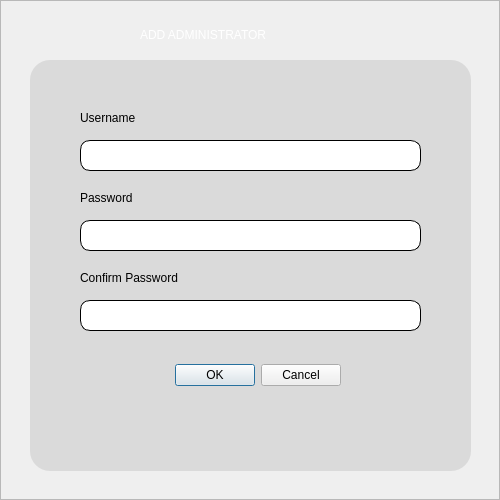
Qt form ui/addAdmin.ui (HimoJCode/Automated-Attendance-Tracking) before a commit.
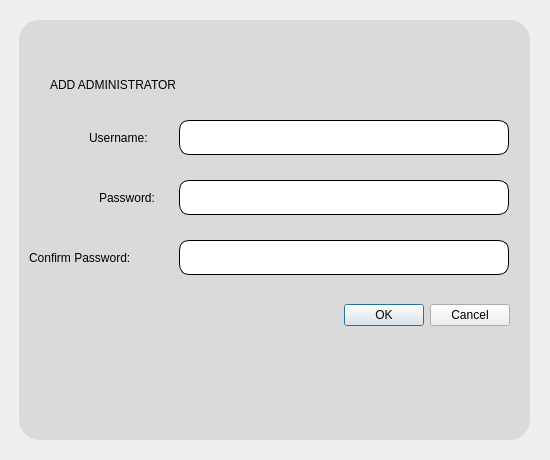
The same form after that commit. Icons and pictures are not drawn.

Diff of the .ui file:
```diff
--- a/ui/addAdmin.ui
+++ b/ui/addAdmin.ui
@@ -6,8 +6,8 @@
    <rect>
     <x>0</x>
     <y>0</y>
-    <width>500</width>
-    <height>500</height>
+    <width>550</width>
+    <height>460</height>
    </rect>
   </property>
   <property name="windowTitle">
@@ -34,7 +34,9 @@
      <property name="styleSheet">
       <string notr="true">QFrame#background{
 border-image:url(:/resources/moduleBG.png) 0 0 0 0 stratch stretch;
-}</string>
+border-radius: 10px;
+}
+</string>
      </property>
      <property name="frameShape">
       <enum>QFrame::StyledPanel</enum>
@@ -42,18 +44,18 @@
      <property name="frameShadow">
       <enum>QFrame::Raised</enum>
      </property>
-     <widget class="QLabel" name="label_2">
+     <widget class="QLabel" name="addAdministrator_label">
       <property name="geometry">
        <rect>
-        <x>140</x>
-        <y>20</y>
-        <width>251</width>
-        <height>31</height>
+        <x>50</x>
+        <y>70</y>
+        <width>250</width>
+        <height>30</height>
        </rect>
       </property>
       <property name="styleSheet">
-       <string notr="true">font: 87 12pt &quot;Spectral SC ExtraBold&quot;;
-color: #ffffff;</string>
+       <string notr="true">font: 87 12pt &quot;Segoe UI Black&quot;;
+color: #000000;</string>
       </property>
       <property name="text">
        <string>&lt;html&gt;&lt;head/&gt;&lt;body&gt;&lt;p&gt;ADD ADMINISTRATOR&lt;/p&gt;&lt;/body&gt;&lt;/html&gt;</string>
@@ -62,10 +64,10 @@
      <widget class="QFrame" name="updateFormFrame">
       <property name="geometry">
        <rect>
-        <x>30</x>
-        <y>60</y>
-        <width>441</width>
-        <height>411</height>
+        <x>19</x>
+        <y>20</y>
+        <width>511</width>
+        <height>420</height>
        </rect>
       </property>
       <property name="styleSheet">
@@ -94,59 +96,59 @@
       <widget class="QLineEdit" name="usernameLineEdit">
        <property name="geometry">
         <rect>
-         <x>50</x>
-         <y>80</y>
-         <width>341</width>
-         <height>31</height>
+         <x>160</x>
+         <y>100</y>
+         <width>330</width>
+         <height>35</height>
         </rect>
        </property>
       </widget>
       <widget class="QLineEdit" name="passwordLineEdit">
        <property name="geometry">
         <rect>
-         <x>50</x>
+         <x>160</x>
          <y>160</y>
-         <width>341</width>
-         <height>31</height>
+         <width>330</width>
+         <height>35</height>
         </rect>
        </property>
        <property name="echoMode">
         <enum>QLineEdit::Password</enum>
        </property>
       </widget>
-      <widget class="QLabel" name="firstName_label">
+      <widget class="QLabel" name="username_label">
        <property name="geometry">
         <rect>
-         <x>50</x>
-         <y>50</y>
-         <width>91</width>
-         <height>16</height>
+         <x>70</x>
+         <y>100</y>
+         <width>81</width>
+         <height>35</height>
         </rect>
        </property>
        <property name="text">
-        <string>Username</string>
+        <string>Username:</string>
        </property>
       </widget>
-      <widget class="QLabel" name="lastNmae_label">
+      <widget class="QLabel" name="password_label">
        <property name="geometry">
         <rect>
-         <x>50</x>
-         <y>130</y>
-         <width>71</width>
-         <height>16</height>
+         <x>80</x>
+         <y>160</y>
+         <width>81</width>
+         <height>35</height>
         </rect>
        </property>
        <property name="text">
-        <string>Password</string>
+        <string>Password:</string>
        </property>
       </widget>
       <widget class="QDialogButtonBox" name="buttonBox">
        <property name="geometry">
         <rect>
-         <x>120</x>
-         <y>290</y>
+         <x>300</x>
+         <y>270</y>
          <width>191</width>
-         <height>51</height>
+         <height>50</height>
         </rect>
        </property>
        <property name="standardButtons">
@@ -156,30 +158,32 @@
       <widget class="QLineEdit" name="confirmPasswordLineEdit">
        <property name="geometry">
         <rect>
-         <x>50</x>
-         <y>240</y>
-         <width>341</width>
-         <height>31</height>
+         <x>160</x>
+         <y>220</y>
+         <width>330</width>
+         <height>35</height>
         </rect>
        </property>
        <property name="echoMode">
         <enum>QLineEdit::Password</enum>
        </property>
       </widget>
-      <widget class="QLabel" name="lastNmae_label_2">
+      <widget class="QLabel" name="confirmPassword_label">
        <property name="geometry">
         <rect>
-         <x>50</x>
-         <y>210</y>
-         <width>141</width>
-         <height>16</height>
+         <x>10</x>
+         <y>220</y>
+         <width>151</width>
+         <height>35</height>
         </rect>
        </property>
        <property name="text">
-        <string>Confirm Password</string>
+        <string>Confirm Password:</string>
        </property>
       </widget>
      </widget>
+     <zorder>updateFormFrame</zorder>
+     <zorder>addAdministrator_label</zorder>
     </widget>
    </item>
   </layout>
```
